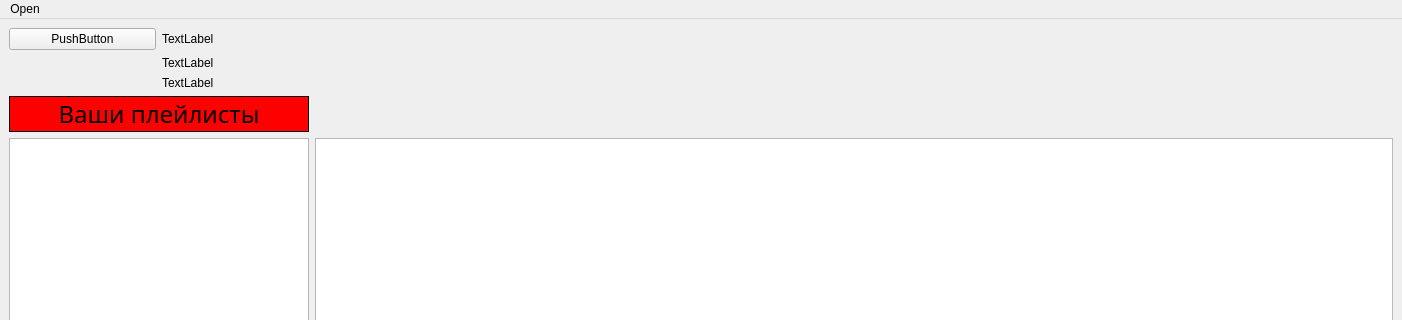
ArturBobotcko/Practice_Project, file mainwindow.ui: the form before one commit; both pictures show x 0 to 1402 and y 0 to 320 of the 1402 by 628 pixel window.
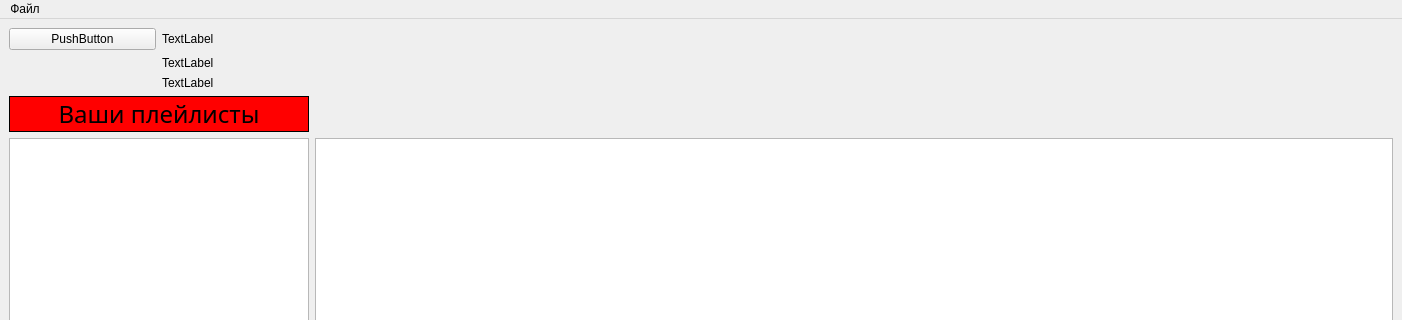
The form after the commit. Icons and pictures are not drawn.

Commit message: Переименовал кнопку в вверхней панеле

Diff of the .ui file:
```diff
--- a/mainwindow.ui
+++ b/mainwindow.ui
@@ -386,7 +386,7 @@
    </property>
    <widget class="QMenu" name="menuOpen">
     <property name="title">
-     <string>Open</string>
+     <string>Файл</string>
     </property>
     <addaction name="actionOpen_file"/>
    </widget>
```
Left out of the diff: 2 changed lines with no effect on the pictures.
